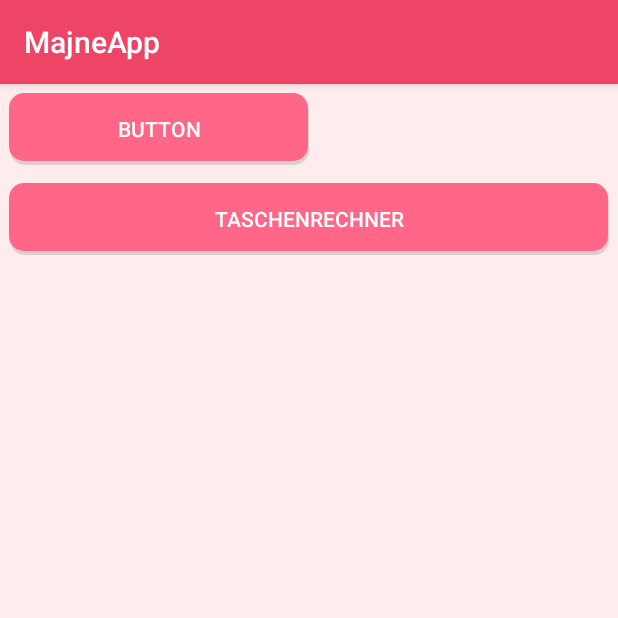
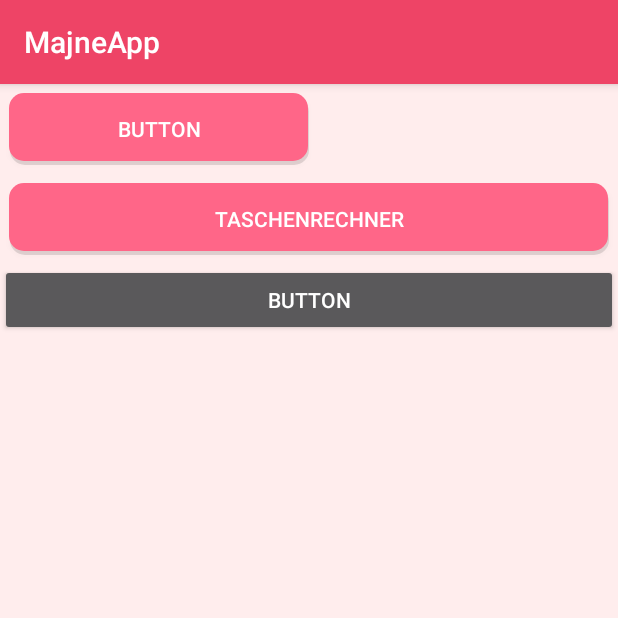
Before and after one commit to majbrit/MajneApp, an Android app: the screen it shows after launch (MainActivity), on a phone screen of 412 x 824 dp, the top half of it. Run offline under Robolectric (Android 15) with nearby library versions, the phone set to English and light mode, and no system bars.

Commit message:
zweite Activity

```diff
--- a/KotlinMajneApp/app/src/main/AndroidManifest.xml
+++ b/KotlinMajneApp/app/src/main/AndroidManifest.xml
@@ -9,6 +9,7 @@
         android:roundIcon="@mipmap/ic_launcher_round"
         android:supportsRtl="true"
         android:theme="@style/Theme.KotlinCalculatorApp">
+        <activity android:name=".MainActivity2" />
         <activity android:name=".MainActivity">
             <intent-filter>
                 <action android:name="android.intent.action.MAIN" />
--- a/KotlinMajneApp/app/src/main/res/layout/activity_main.xml
+++ b/KotlinMajneApp/app/src/main/res/layout/activity_main.xml
@@ -36,6 +36,13 @@
                 android:layout_margin="6dp"
                 android:onClick="otherxmlAction"
                 android:text="Taschenrechner" />
+
+            <Button
+                android:id="@+id/activity2Button"
+                android:layout_width="match_parent"
+                android:layout_height="wrap_content"
+                android:onClick="activity2Action"
+                android:text="Button" />
         </LinearLayout>
 
     </TableRow>
```
Also changed, not shown: KotlinMajneApp/app/src/main/java/code/with/cal/kotlincalculatorapp/MainActivity.kt (+11 -0 lines), KotlinMajneApp/app/src/main/java/code/with/cal/kotlincalculatorapp/MainActivity2.kt (added, +24 -0 lines), KotlinMajneApp/app/src/main/res/layout/activity2.xml (added, +17 -0 lines).
